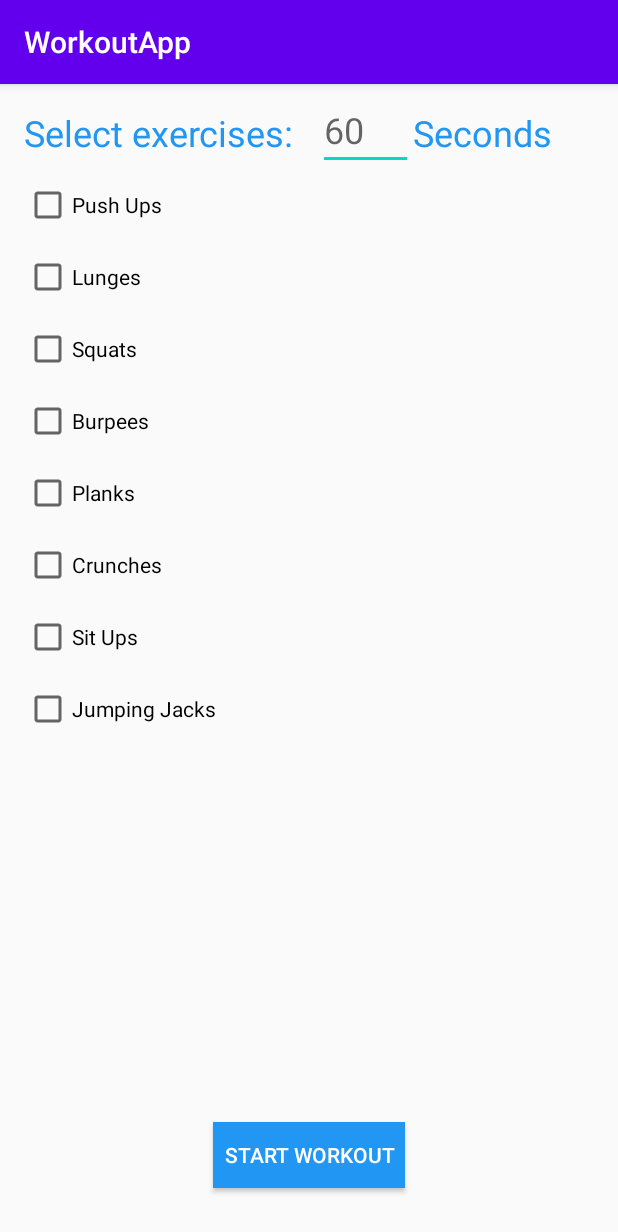
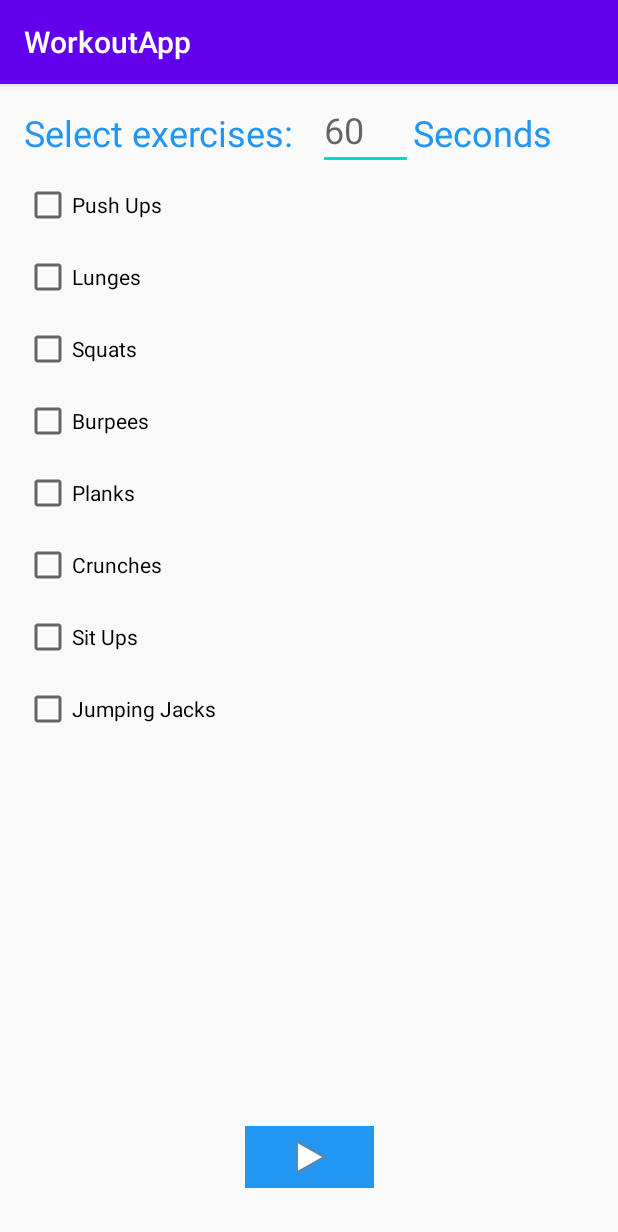
Before and after one commit to allysan223/Mobile_Apps_Kotlin, an Android app: the screen it shows after launch (MainActivity), on a phone screen of 412 x 824 dp. Shown: the top 1232 px of the screen. Run offline under Robolectric (Android 15) with nearby library versions, the phone set to English and light mode, and no system bars.

Commit message:
add imagebutton

```diff
--- a/WorkoutApp/app/src/main/res/layout/activity_main.xml
+++ b/WorkoutApp/app/src/main/res/layout/activity_main.xml
@@ -39,18 +39,6 @@
         android:text="Crunches"
         app:layout_constraintStart_toStartOf="parent"
         app:layout_constraintTop_toBottomOf="@+id/cb_workout5" />
-
-    <Button
-        android:id="@+id/b_start_workout"
-        android:layout_width="128dp"
-        android:layout_height="44dp"
-        android:layout_marginBottom="32dp"
-        android:background="#2196F3"
-        android:text="Start workout"
-        android:textColor="#FFFFFF"
-        app:layout_constraintBottom_toBottomOf="parent"
-        app:layout_constraintEnd_toEndOf="parent"
-        app:layout_constraintStart_toStartOf="parent" />
 
     <TextView
         android:id="@+id/textView"
@@ -145,4 +133,15 @@
         app:layout_constraintStart_toEndOf="@+id/et_workout_seconds"
         app:layout_constraintTop_toTopOf="parent" />
 
+    <ImageButton
+        android:id="@+id/b_start_workout"
+        android:layout_width="86dp"
+        android:layout_height="41dp"
+        android:layout_marginBottom="32dp"
+        android:background="#2196F3"
+        app:layout_constraintBottom_toBottomOf="parent"
+        app:layout_constraintEnd_toEndOf="parent"
+        app:layout_constraintStart_toStartOf="parent"
+        app:srcCompat="@android:drawable/ic_media_play" />
+
 </androidx.constraintlayout.widget.ConstraintLayout>
```
